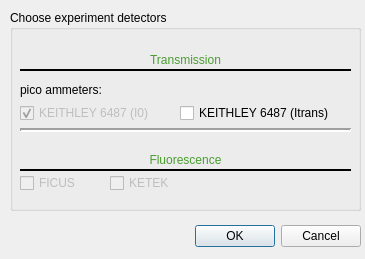
This is ui/detectors.ui in SESAME-Synchrotron/HESEBScanTool as Qt 5 draws it before an edit. The edited form follows.
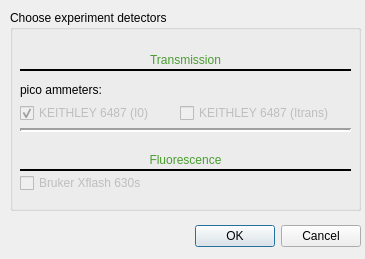
This is the edited form.

Patch:
```diff
--- a/ui/detectors.ui
+++ b/ui/detectors.ui
@@ -55,31 +55,12 @@
      <rect>
       <x>10</x>
       <y>160</y>
-      <width>61</width>
+      <width>151</width>
       <height>26</height>
      </rect>
     </property>
     <property name="text">
-     <string>FICUS</string>
-    </property>
-    <property name="checked">
-     <bool>false</bool>
-    </property>
-   </widget>
-   <widget class="QCheckBox" name="KETEK">
-    <property name="enabled">
-     <bool>false</bool>
-    </property>
-    <property name="geometry">
-     <rect>
-      <x>100</x>
-      <y>160</y>
-      <width>61</width>
-      <height>26</height>
-     </rect>
-    </property>
-    <property name="text">
-     <string>KETEK</string>
+     <string>Bruker Xflash 630s</string>
     </property>
     <property name="checked">
      <bool>false</bool>
@@ -204,6 +185,9 @@
     </property>
    </widget>
    <widget class="QCheckBox" name="KEITHLEY_Itrans">
+    <property name="enabled">
+     <bool>false</bool>
+    </property>
     <property name="geometry">
      <rect>
       <x>170</x>
```
Left out of the diff: 1 changed line with no effect on the pictures.
